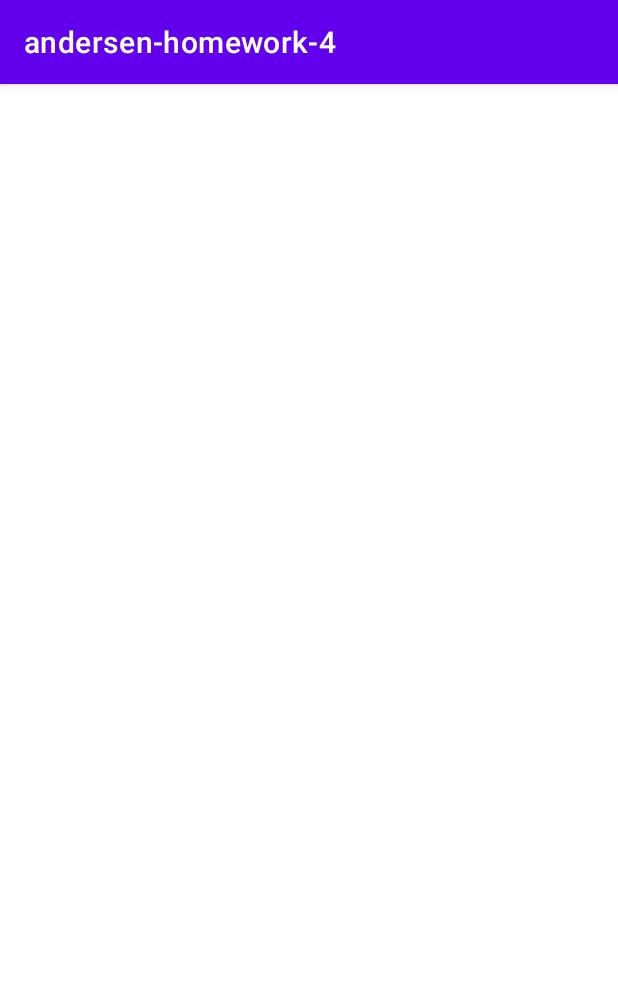
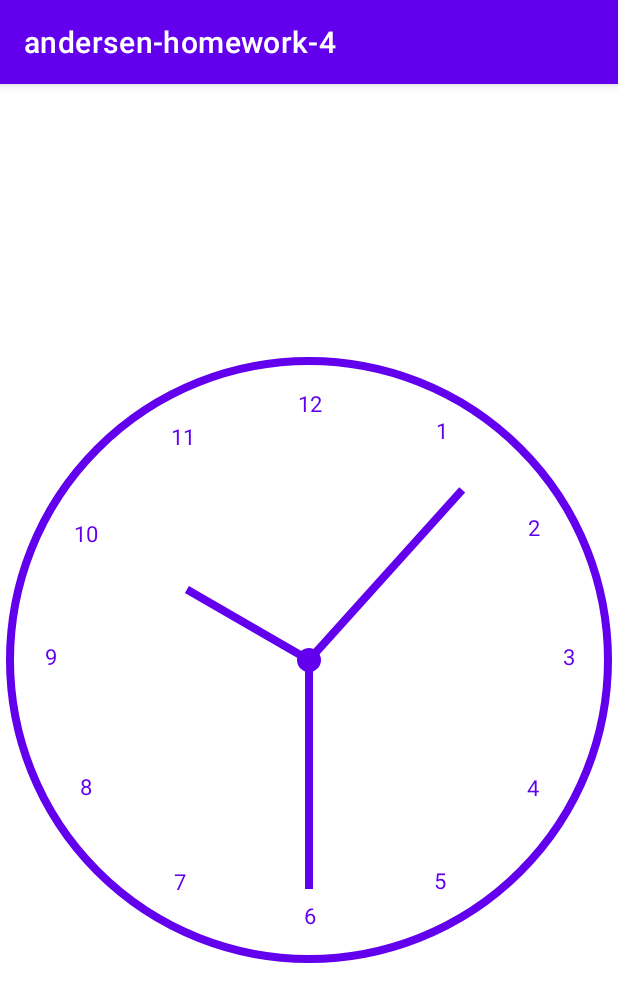
Before and after one commit to DanTrap/andersen-homework-4, an Android app: the screen it shows after launch (MainActivity), on a phone screen of 412 x 824 dp. Shown: the top 1002 px of the screen. Run offline under Robolectric (Android 15) with nearby library versions, the phone set to English and light mode, and no system bars.

Commit message:
create analog clock custom view

```diff
--- /dev/null
+++ b/app/src/main/java/com/dantrap/andersen_homework_4/AnalogClockView.kt
@@ -0,0 +1,109 @@
+package com.dantrap.andersen_homework_4
+
+import android.content.Context
+import android.graphics.Canvas
+import android.graphics.Paint
+import android.graphics.Rect
+import android.util.AttributeSet
+import android.util.TypedValue
+import android.view.View
+import java.util.*
+import kotlin.math.cos
+import kotlin.math.sin
+
+class AnalogClockView(context: Context, attrs: AttributeSet) :
+    View(context, attrs) {
+
+    private var clockHeight = 0
+    private var clockWidth = 0
+    private var padding = 0
+    private var fontSize = 0
+    private var numeralSpacing = 0
+    private var handTruncation = 0
+    private var hourHandTruncation = 0
+    private var radius = 0
+    private var isInit: Boolean = false
+    private val numbers = arrayOf(1, 2, 3, 4, 5, 6, 7, 8, 9, 10, 11, 12)
+    private val paint = Paint()
+    private val rect = Rect()
+
+    override fun onDraw(canvas: Canvas) {
+        if (!isInit) initClock()
+
+        drawCircle(canvas)
+        drawCenter(canvas)
+        drawNumeral(canvas)
+        drawHands(canvas)
+
+        postInvalidateDelayed(500)
+        invalidate()
+    }
+
+    private fun initClock() {
+        clockHeight = height
+        clockWidth = width
+        padding = numeralSpacing + 50
+        fontSize =
+            TypedValue.applyDimension(TypedValue.COMPLEX_UNIT_SP, 15F, resources.displayMetrics)
+                .toInt()
+        val min = clockHeight.coerceAtMost(clockWidth)
+        radius = min / 2 - padding
+        handTruncation = min / 20
+        hourHandTruncation = min / 7
+        isInit = true
+    }
+
+    private fun drawCircle(canvas: Canvas) {
+
+        with (paint) {
+            reset()
+            color = resources.getColor(R.color.purple_500)
+            strokeWidth = 8F
+            style = Paint.Style.STROKE
+            isAntiAlias = true
+        }
+
+        canvas.drawCircle(width / 2F, height / 2F, (radius + padding - 10).toFloat(), paint)
+    }
+
+    private fun drawCenter(canvas: Canvas) {
+        paint.style = Paint.Style.FILL
+        canvas.drawCircle(width / 2F, height / 2F, 12F, paint)
+    }
+
+    private fun drawNumeral(canvas: Canvas) {
+        paint.textSize = fontSize.toFloat()
+
+        for (number in numbers) {
+            val numberString = number.toString()
+            paint.getTextBounds(numberString, 0, numberString.length, rect)
+            val angle = Math.PI / 6 * (number - 3)
+            val x = (width / 2 + cos(angle) * radius - rect.width() / 2).toFloat()
+            val y = (height / 2 + sin(angle) * radius + rect.width() / 2).toFloat()
+            canvas.drawText(numberString, x, y, paint)
+        }
+    }
+
+    private fun drawHands(canvas: Canvas) {
+        val calendar = Calendar.getInstance()
+        var hour = calendar.get(Calendar.HOUR_OF_DAY)
+        hour = if (hour > 12) hour - 12 else hour
+        drawHand(canvas, ((hour + calendar.get(Calendar.MINUTE) / 60) * 5).toDouble(), true)
+        drawHand(canvas, calendar.get(Calendar.MINUTE).toDouble(), false)
+        drawHand(canvas, calendar.get(Calendar.SECOND).toDouble(), false)
+    }
+
+    private fun drawHand(canvas: Canvas, loc: Double, isHour: Boolean) {
+        val angle = Math.PI * loc / 30 - Math.PI / 2
+        val handRadius =
+            if (isHour) radius - handTruncation - hourHandTruncation else radius - handTruncation
+        canvas.drawLine(
+            width / 2F,
+            height / 2F,
+            (width / 2 + cos(angle) * handRadius).toFloat(),
+            (height / 2 + sin(angle) * handRadius).toFloat(),
+            paint
+        )
+    }
+
+}
--- a/app/src/main/res/layout/activity_main.xml
+++ b/app/src/main/res/layout/activity_main.xml
@@ -1,9 +1,14 @@
 <?xml version="1.0" encoding="utf-8"?>
-<androidx.constraintlayout.widget.ConstraintLayout xmlns:android="http://schemas.android.com/apk/res/android"
+<FrameLayout xmlns:android="http://schemas.android.com/apk/res/android"
     xmlns:app="http://schemas.android.com/apk/res-auto"
     xmlns:tools="http://schemas.android.com/tools"
     android:layout_width="match_parent"
     android:layout_height="match_parent"
     tools:context=".MainActivity">
 
-</androidx.constraintlayout.widget.ConstraintLayout>
+    <com.dantrap.andersen_homework_4.AnalogClockView
+        android:id="@+id/analogClockView2"
+        android:layout_width="match_parent"
+        android:layout_height="match_parent" />
+
+</FrameLayout>
```
